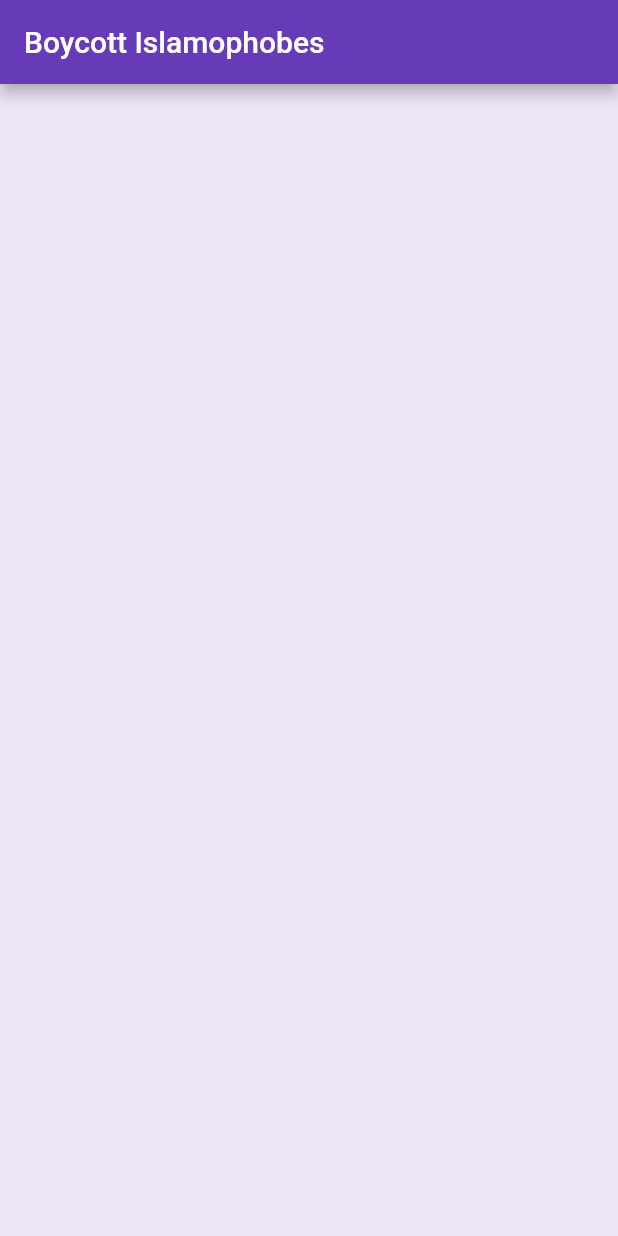
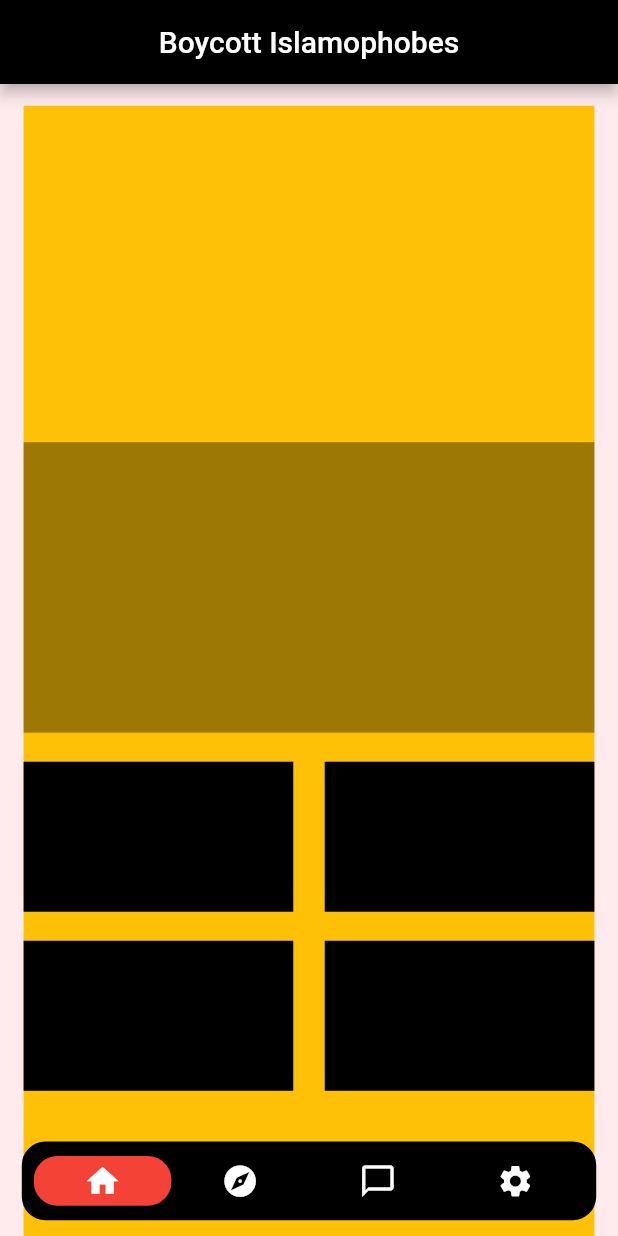
Before and after one commit to motasimfuad/Boycott-Islamophobes, a Flutter app: the screen it shows after launch, on a phone screen of 412 x 824 dp. Run offline on Flutter 3.47's test engine with Material 2 defaults, Android fonts, the phone set to English and light mode, and no system bars; drawn by our look-alikes of floating_bottom_navigation_bar; our stand-ins replace bloc, equatable, firebase_core, flutter_dotenv, flutter_screenutil; accounts and stored records are empty.

Commit message:
bottom nav added

```diff
--- a/lib/core/constants/colors.dart
+++ b/lib/core/constants/colors.dart
@@ -15,7 +15,7 @@ class KColors {
   static const secondaryLight = Color(0xff383b4e);
   static const secondaryDark = Color(0xff292b38);
 
-  static const primary = Colors.deepPurple;
+  static const primary = Colors.red;
 }
 
 final Map<int, Color> _darkMap = {
--- a/lib/features/bottom_nav.dart
+++ b/lib/features/bottom_nav.dart
@@ -0,0 +1,73 @@
+import 'package:boycott_islamophobes/features/home_page.dart';
+import 'package:floating_bottom_navigation_bar/floating_bottom_navigation_bar.dart';
+import 'package:flutter/material.dart';
+import 'package:flutter_screenutil/flutter_screenutil.dart';
+
+import '../core/constants/colors.dart';
+
+class BottomNav extends StatefulWidget {
+  const BottomNav({Key? key}) : super(key: key);
+
+  @override
+  State<BottomNav> createState() => _BottomNavState();
+}
+
+class _BottomNavState extends State<BottomNav> {
+  int currentIndex = 0;
+
+  final screens = [
+    const HomePage(),
+    Container(),
+    Container(),
+    Container(),
+  ];
+
+  @override
+  Widget build(BuildContext context) {
+    return Scaffold(
+      extendBody: true,
+      body: screens[currentIndex],
+      bottomNavigationBar: FloatingNavbar(
+        borderRadius: 15.w,
+        itemBorderRadius: 15.w,
+        margin: EdgeInsets.symmetric(
+          horizontal: 15.h,
+          vertical: 10.w,
+        ),
+        iconSize: 24.w,
+        onTap: (int val) {
+          setState(() {
+            currentIndex = val;
+          });
+        },
+        selectedBackgroundColor: KColors.primary,
+        selectedItemColor: Colors.white,
+        padding: EdgeInsets.only(
+          bottom: 10.h,
+          top: 10.h,
+          left: 0.w,
+          right: 0.w,
+        ),
+        currentIndex: currentIndex,
+        items: [
+          FloatingNavbarItem(
+            icon: Icons.home,
+            // title: 'Home',
+          ),
+          FloatingNavbarItem(
+            icon: Icons.explore,
+            // title: 'Explore',
+          ),
+          FloatingNavbarItem(
+            icon: Icons.chat_bubble_outline,
+            // title: 'Chats',
+          ),
+          FloatingNavbarItem(
+            icon: Icons.settings,
+            // title: 'Settings',
+          ),
+        ],
+      ),
+    );
+  }
+}
--- a/lib/features/home_page.dart
+++ b/lib/features/home_page.dart
@@ -1,4 +1,5 @@
 import 'package:flutter/material.dart';
+import 'package:flutter_screenutil/flutter_screenutil.dart';
 
 import '../core/constants/colors.dart';
 
@@ -10,9 +11,127 @@ class HomePage extends StatelessWidget {
     return Scaffold(
       appBar: AppBar(
         title: const Text('Boycott Islamophobes'),
+        backgroundColor: Colors.black,
+        centerTitle: true,
       ),
       body: Container(
         color: KColors.primary.shade50,
+        padding: EdgeInsets.only(
+          top: 15.h,
+          left: 15.w,
+          right: 15.w,
+        ),
+        child: Column(
+          // crossAxisAlignment: CrossAxisAlignment.stretch,
+          // mainAxisSize: MainAxisSize.max,
+          children: [
+            Expanded(
+              child: Container(
+                color: Colors.amber,
+                child: Column(
+                  mainAxisSize: MainAxisSize.max,
+                  mainAxisAlignment: MainAxisAlignment.end,
+                  children: [
+                    Container(
+                      height: 200.h,
+                      color: Colors.black38,
+                    ),
+                    SizedBox(
+                      height: 20.h,
+                    ),
+                    Column(
+                      children: [
+                        Row(
+                          mainAxisAlignment: MainAxisAlignment.spaceBetween,
+                          children: [
+                            Expanded(
+                              child: Container(
+                                color: Colors.black,
+                                height: 100,
+                                width: double.infinity,
+                                child: const Text('Cat'),
+                              ),
+                            ),
+                            SizedBox(
+                              width: 20.w,
+                            ),
+                            Expanded(
+                              child: Container(
+                                color: Colors.black,
+                                height: 100,
+                                width: double.infinity,
+                                child: const Text('Cat'),
+                              ),
+                            )
+                          ],
+                        ),
+                        SizedBox(
+                          height: 20.h,
+                        ),
+                        Row(
+                          mainAxisAlignment: MainAxisAlignment.spaceBetween,
+                          children: [
+                            Expanded(
+                              child: Container(
+                                color: Colors.black,
+                                height: 100,
+                                width: double.infinity,
+                                child: const Text('Cat'),
+                              ),
+                            ),
+                            SizedBox(
+                              width: 20.w,
+                            ),
+                            Expanded(
+                              child: Container(
+                                color: Colors.black,
+                                height: 100,
+                                width: double.infinity,
+                                child: const Text('Cat'),
+                              ),
+                            )
+                          ],
+                        ),
+                      ],
+                    ),
+                    SizedBox(
+                      height: 100.h,
+                    ),
+                    // Flexible(
+                    //   fit: FlexFit.tight,
+                    //   child: Container(
+                    //     color: Colors.blue,
+                    //     child: GridView.builder(
+                    //       physics: const NeverScrollableScrollPhysics(),
+                    //       gridDelegate:
+                    //           const SliverGridDelegateWithFixedCrossAxisCount(
+                    //         crossAxisCount: 2,
+                    //         childAspectRatio: 1,
+                    //         crossAxisSpacing: 10,
+                    //         mainAxisSpacing: 10,
+                    //       ),
+                    //       itemCount: 4,
+                    //       itemBuilder: (BuildContext context, int index) {
+                    //         return Expanded(
+                    //           child: Container(
+                    //             color: Colors.black,
+                    //             height: double.infinity,
+                    //             child: const Text('Cat'),
+                    //           ),
+                    //         );
+                    //       },
+                    //     ),
+                    //   ),
+                    // ),
+                    // SizedBox(
+                    //   height: 100.h,
+                    // ),
+                  ],
+                ),
+              ),
+            ),
+          ],
+        ),
       ),
     );
   }
--- a/lib/main.dart
+++ b/lib/main.dart
@@ -1,4 +1,4 @@
-import 'package:boycott_islamophobes/features/home_page.dart';
+import 'package:boycott_islamophobes/features/bottom_nav.dart';
 import 'package:boycott_islamophobes/firebase_options.dart';
 import 'package:firebase_core/firebase_core.dart';
 import 'package:flutter/material.dart';
@@ -30,7 +30,7 @@ class MyApp extends StatelessWidget {
           debugShowCheckedModeBanner: false,
           title: 'Boycott Islamophobes',
           theme: AppTheme.lightTheme,
-          home: const HomePage(),
+          home: const BottomNav(),
         );
       },
     );
--- a/pubspec.yaml
+++ b/pubspec.yaml
@@ -32,6 +32,7 @@ dependencies:
   cupertino_icons: ^1.0.2
   equatable: ^2.0.3
   firebase_core: ^1.17.1
+  floating_bottom_navigation_bar: ^1.5.2
   flutter:
     sdk: flutter
   flutter_bloc: ^8.0.1
```
Also changed, not shown: pubspec.lock.
